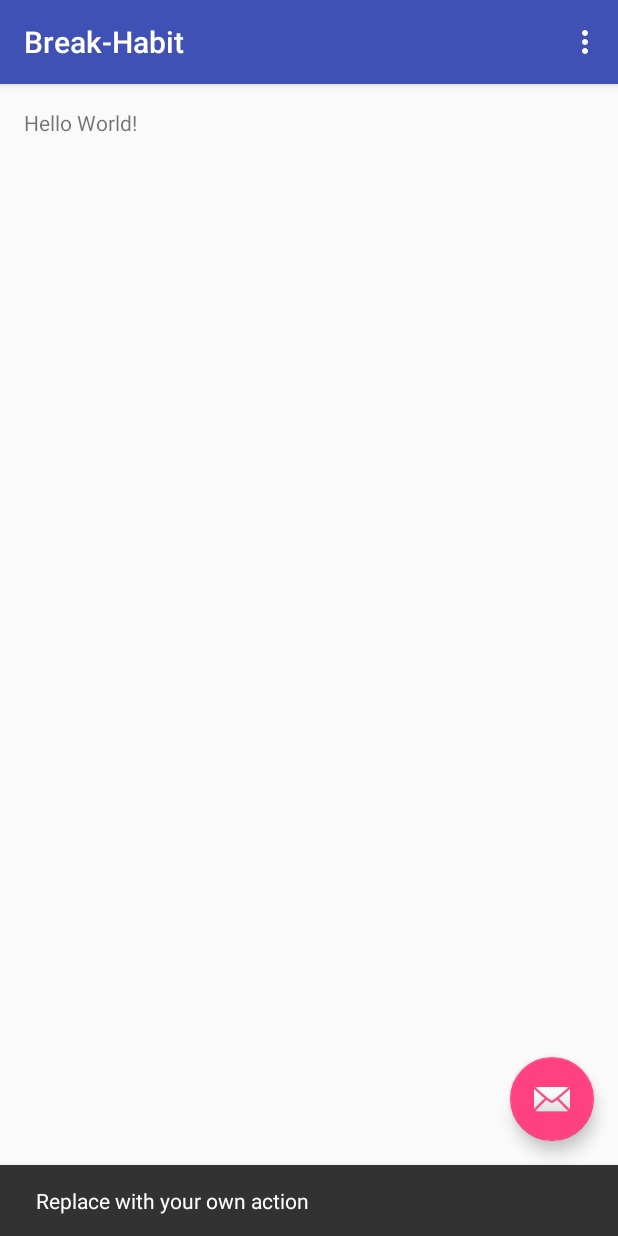
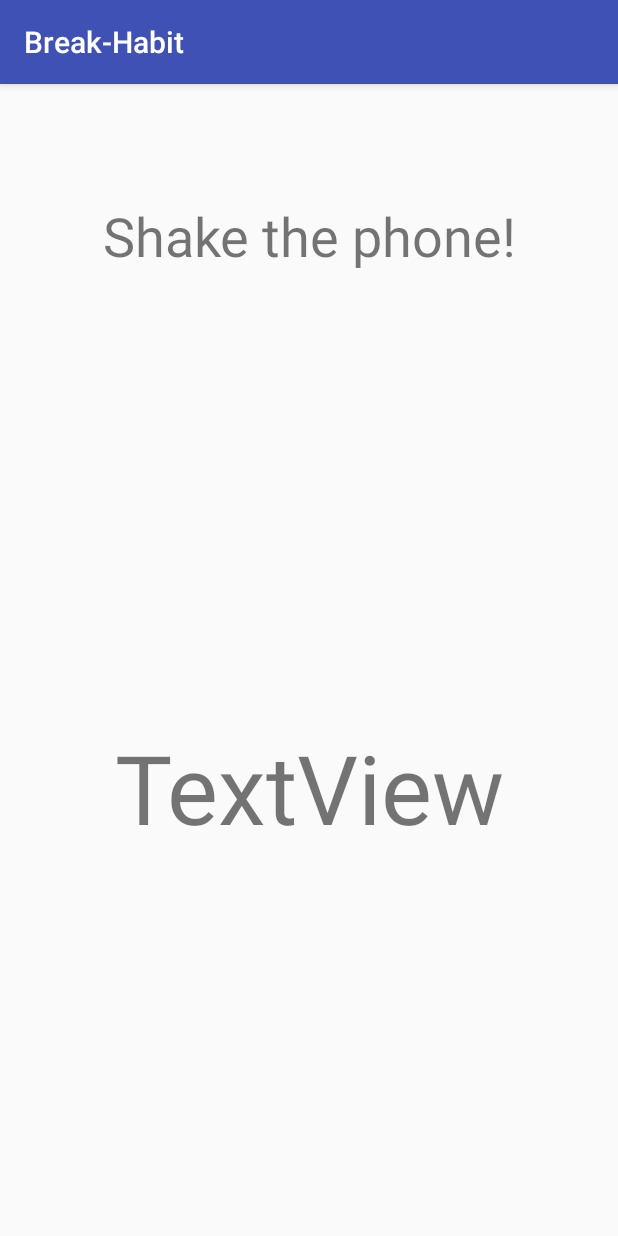
Before and after one commit to SpookyLobster/Break-Habit, an Android app: the screen it shows after launch (MainActivity before the commit, ShakeActivity after it), after a tap on an icon or button, on a phone screen of 412 x 824 dp. Run offline under Robolectric (Android 15) with nearby library versions, the phone set to English and light mode, and no system bars.

Commit message:
Created ShakeActivity
Created ShakeActivity

```diff
--- a/Break-Habit/app/src/main/AndroidManifest.xml
+++ b/Break-Habit/app/src/main/AndroidManifest.xml
@@ -18,6 +18,7 @@
                 <category android:name="android.intent.category.LAUNCHER" />
             </intent-filter>
         </activity>
+        <activity android:name=".ShakeActivity"></activity>
     </application>
 
 </manifest>
--- a/Break-Habit/app/src/main/java/spookylobster/break_habit/MainActivity.java
+++ b/Break-Habit/app/src/main/java/spookylobster/break_habit/MainActivity.java
@@ -1,5 +1,6 @@
 package spookylobster.break_habit;
 
+import android.content.Intent;
 import android.os.Bundle;
 import android.support.design.widget.FloatingActionButton;
 import android.support.design.widget.Snackbar;
@@ -24,6 +25,7 @@ public class MainActivity extends AppCompatActivity {
             public void onClick(View view) {
                 Snackbar.make(view, "Replace with your own action", Snackbar.LENGTH_LONG)
                         .setAction("Action", null).show();
+                startShakeActivity();
             }
         });
     }
@@ -49,4 +51,9 @@ public class MainActivity extends AppCompatActivity {
 
         return super.onOptionsItemSelected(item);
     }
+
+    public void startShakeActivity(){
+        Intent intent = new Intent(this, ShakeActivity.class);
+        startActivity(intent);
+    }
 }
--- /dev/null
+++ b/Break-Habit/app/src/main/java/spookylobster/break_habit/ShakeActivity.java
@@ -0,0 +1,27 @@
+package spookylobster.break_habit;
+
+import android.hardware.Sensor;
+import android.hardware.SensorEvent;
+import android.hardware.SensorEventListener;
+import android.support.v7.app.AppCompatActivity;
+import android.os.Bundle;
+import android.hardware.SensorEventListener;
+
+public class ShakeActivity extends AppCompatActivity implements SensorEventListener {
+
+    @Override
+    protected void onCreate(Bundle savedInstanceState) {
+        super.onCreate(savedInstanceState);
+        setContentView(R.layout.activity_shake);
+    }
+
+    @Override
+    public void onSensorChanged(SensorEvent sensorEvent) {
+
+    }
+
+    @Override
+    public void onAccuracyChanged(Sensor sensor, int i) {
+
+    }
+}
--- /dev/null
+++ b/Break-Habit/app/src/main/res/layout/activity_shake.xml
@@ -0,0 +1,33 @@
+<?xml version="1.0" encoding="utf-8"?>
+<LinearLayout xmlns:android="http://schemas.android.com/apk/res/android"
+    xmlns:tools="http://schemas.android.com/tools"
+    android:id="@+id/activity_shake"
+    android:layout_width="match_parent"
+    android:layout_height="match_parent"
+    android:paddingBottom="@dimen/activity_vertical_margin"
+    android:paddingLeft="@dimen/activity_horizontal_margin"
+    android:paddingRight="@dimen/activity_horizontal_margin"
+    android:paddingTop="@dimen/activity_vertical_margin"
+    tools:context="spookylobster.break_habit.ShakeActivity"
+    android:orientation="vertical">
+
+    <TextView
+        android:text="Shake the phone!"
+        android:textSize="36dp"
+        android:layout_width="match_parent"
+        android:layout_height="match_parent"
+        android:id="@+id/shake_title"
+        android:layout_weight="1"
+        android:gravity="center"
+        android:textAlignment="center" />
+
+    <TextView
+        android:text="TextView"
+        android:textSize="64dp"
+        android:layout_width="match_parent"
+        android:layout_height="match_parent"
+        android:id="@+id/shake_counter"
+        android:layout_weight="0.3"
+        android:gravity="center"
+        android:textAlignment="center" />
+</LinearLayout>
```
